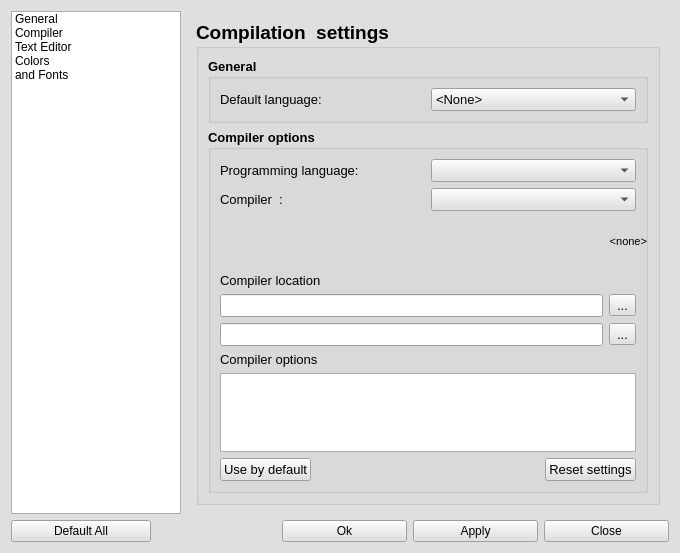
Before: the Qt Designer form src/optionsdialog.ui in PLLUG/kuzya, drawn with Qt 5.
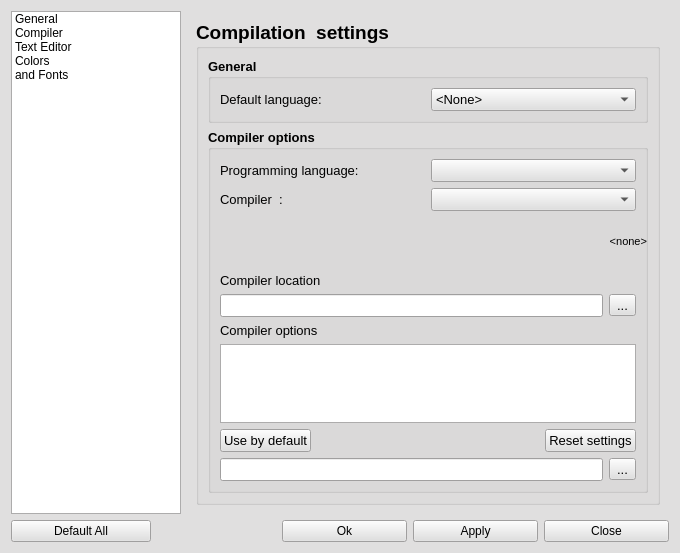
After: the same form once the commit is applied. Icons and pictures are not drawn.

Commit message: Moved debuggerSettngsLayout to the bottom

Patch:
```diff
--- a/src/optionsdialog.ui
+++ b/src/optionsdialog.ui
@@ -981,19 +981,6 @@
              <string>Compiler options</string>
             </property>
             <layout class="QGridLayout" name="gridLayout_13">
-             <item row="2" column="0">
-              <spacer name="horizontalSpacer_4">
-               <property name="orientation">
-                <enum>Qt::Horizontal</enum>
-               </property>
-               <property name="sizeHint" stdset="0">
-                <size>
-                 <width>132</width>
-                 <height>20</height>
-                </size>
-               </property>
-              </spacer>
-             </item>
              <item row="3" column="0">
               <widget class="QLabel" name="compilerLocationLabel">
                <property name="font">
@@ -1213,8 +1200,8 @@
                </item>
               </layout>
              </item>
-             <item row="6" column="0" colspan="2">
-              <layout class="QHBoxLayout" name="horizontalLayout_9">
+             <item row="11" column="0" colspan="2">
+              <layout class="QHBoxLayout" name="debuggerSettingsLayout">
                <item>
                 <widget class="QLineEdit" name="debuggerFileLocation"/>
                </item>
@@ -1233,6 +1220,19 @@
                </item>
               </layout>
              </item>
+             <item row="2" column="0">
+              <spacer name="horizontalSpacer_3">
+               <property name="orientation">
+                <enum>Qt::Horizontal</enum>
+               </property>
+               <property name="sizeHint" stdset="0">
+                <size>
+                 <width>40</width>
+                 <height>20</height>
+                </size>
+               </property>
+              </spacer>
+             </item>
             </layout>
            </widget>
           </item>
```
